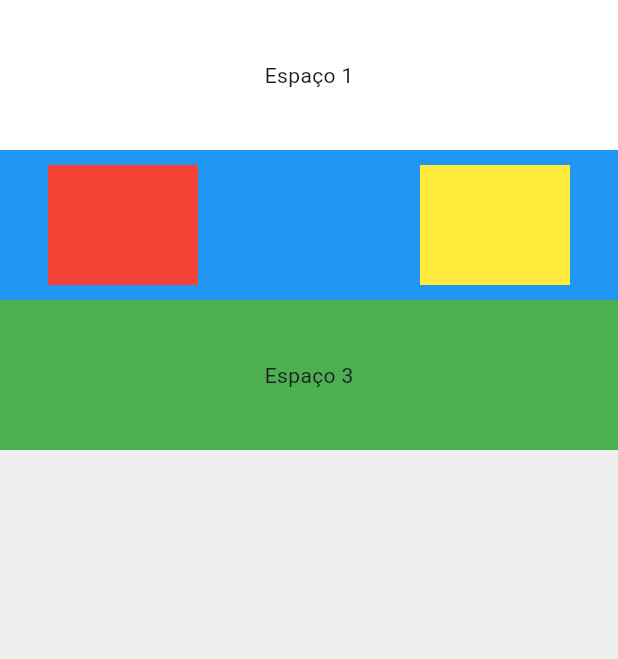
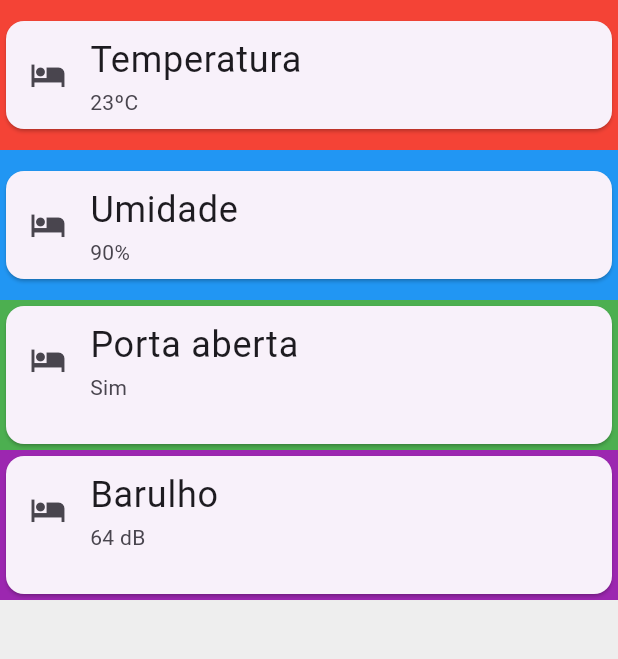
Before and after one commit to lbdallamico/bedroomOnline, a Flutter app: the screen it shows after launch, on a phone screen of 412 x 824 dp, the part 84-743 px from its top. Run offline on Flutter 3.47's test engine with Material 2 defaults, Android fonts, the phone set to English and light mode, and no system bars.

Commit message:
wip: re-working

```diff
--- a/lib/screen/widget_bedroom.dart
+++ b/lib/screen/widget_bedroom.dart
@@ -1,5 +1,4 @@
 import 'package:flutter/material.dart';
-import 'package:bedroom_online/screen/widget_temperatura.dart';
 
 final backgroundColor = Colors.grey[200];
 
@@ -33,9 +32,25 @@ class BedroomScreen extends StatelessWidget {
           // Espaço 1
           Container(
             height: 100, // Altura do primeiro bloco de espaço
-            color: Colors.white, // Cor do bloco de espaço
-            child: Center(
-              child: Text('Espaço 1'),
+            color: Colors.red, // Cor do bloco de espaço
+            child: const Center(
+              child: Card(
+                child: Column(
+                  mainAxisSize: MainAxisSize.min,
+                  children: <Widget>[
+                    ListTile(
+                      leading: Icon(Icons.hotel),
+                      title: Text(
+                        'Temperatura',
+                        style: TextStyle(
+                          fontSize: 24, // Adjust the font size as needed
+                        ),
+                      ),
+                      subtitle: Text('23ºC'),
+                    ),
+                  ],
+                ),
+              ),
             ),
           ),
 
@@ -43,24 +58,23 @@ class BedroomScreen extends StatelessWidget {
           Container(
             height: 100, // Altura do segundo bloco de espaço
             color: Colors.blue, // Cor do bloco de espaço
-            child: Center(
-              child: Row(
-                mainAxisAlignment: MainAxisAlignment.spaceAround,
-                children: <Widget>[
-                  Container(
-                    width: 100,
-                    height: 80,
-                    color: Colors.red,
-                    // Conteúdo do bloco 1
-                  ),
-                  SizedBox(width: 20), // Espaçamento entre os blocos
-                  Container(
-                    width: 100,
-                    height: 80,
-                    color: Colors.yellow,
-                    // Conteúdo do bloco 2
-                  ),
-                ],
+            child: const Center(
+              child: Card(
+                child: Column(
+                  mainAxisSize: MainAxisSize.min,
+                  children: <Widget>[
+                    ListTile(
+                      leading: Icon(Icons.hotel),
+                      title: Text(
+                        'Umidade',
+                        style: TextStyle(
+                          fontSize: 24, // Adjust the font size as needed
+                        ),
+                      ),
+                      subtitle: Text('90%'),
+                    ),
+                  ],
+                ),
               ),
             ),
           ),
@@ -69,8 +83,44 @@ class BedroomScreen extends StatelessWidget {
           Container(
             height: 100, // Altura do terceiro bloco de espaço
             color: Colors.green, // Cor do bloco de espaço
-            child: Center(
-              child: Text('Espaço 3'),
+            child: const Card(
+              child: Column(
+                mainAxisSize: MainAxisSize.min,
+                children: <Widget>[
+                  ListTile(
+                    leading: Icon(Icons.hotel),
+                    title: Text(
+                      'Porta aberta',
+                      style: TextStyle(
+                        fontSize: 24, // Adjust the font size as needed
+                      ),
+                    ),
+                    subtitle: Text('Sim'),
+                  ),
+                ],
+              ),
+            ),
+          ),
+
+          Container(
+            height: 100, // Altura do terceiro bloco de espaço
+            color: Colors.purple, // Cor do bloco de espaço
+            child: const Card(
+              child: Column(
+                mainAxisSize: MainAxisSize.min,
+                children: <Widget>[
+                  ListTile(
+                    leading: Icon(Icons.hotel),
+                    title: Text(
+                      'Barulho',
+                      style: TextStyle(
+                        fontSize: 24, // Adjust the font size as needed
+                      ),
+                    ),
+                    subtitle: Text('64 dB'),
+                  ),
+                ],
+              ),
             ),
           ),
         ],
--- a/lib/screen/widget_temperatura.dart
+++ /dev/null
@@ -1,10 +0,0 @@
-import 'package:flutter/material.dart';
-
-class Thermometer extends StatelessWidget {
-  const Thermometer({super.key});
-
-  @override
-  Widget build(BuildContext context) {
-    return const Placeholder();
-  }
-}
```
